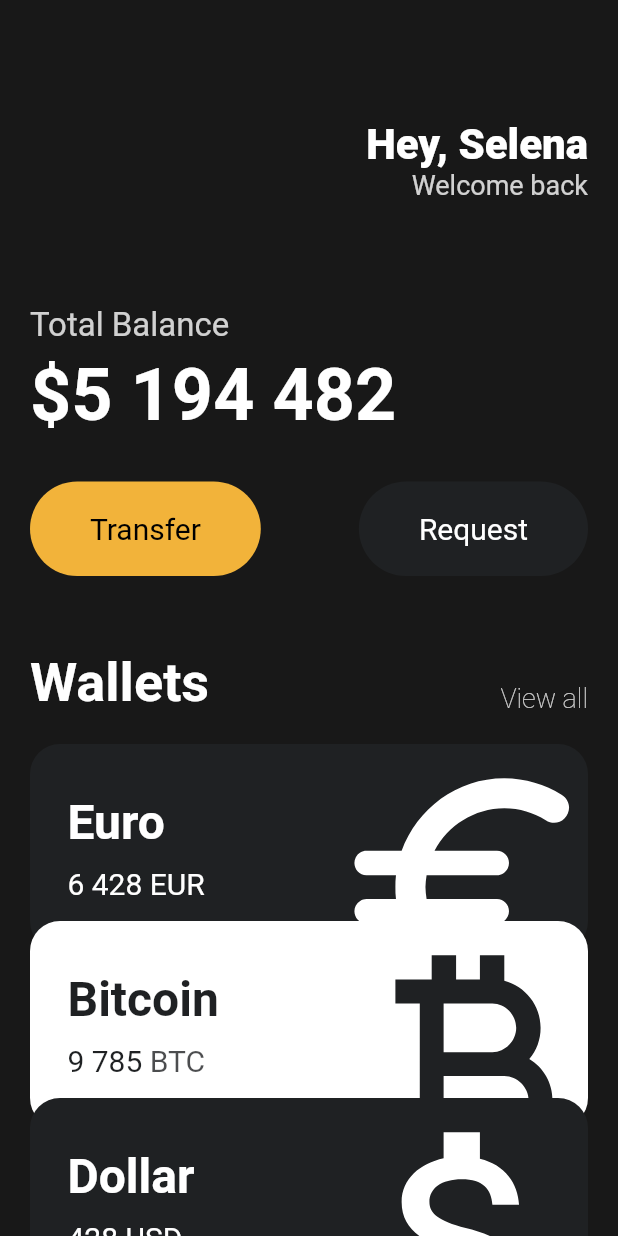
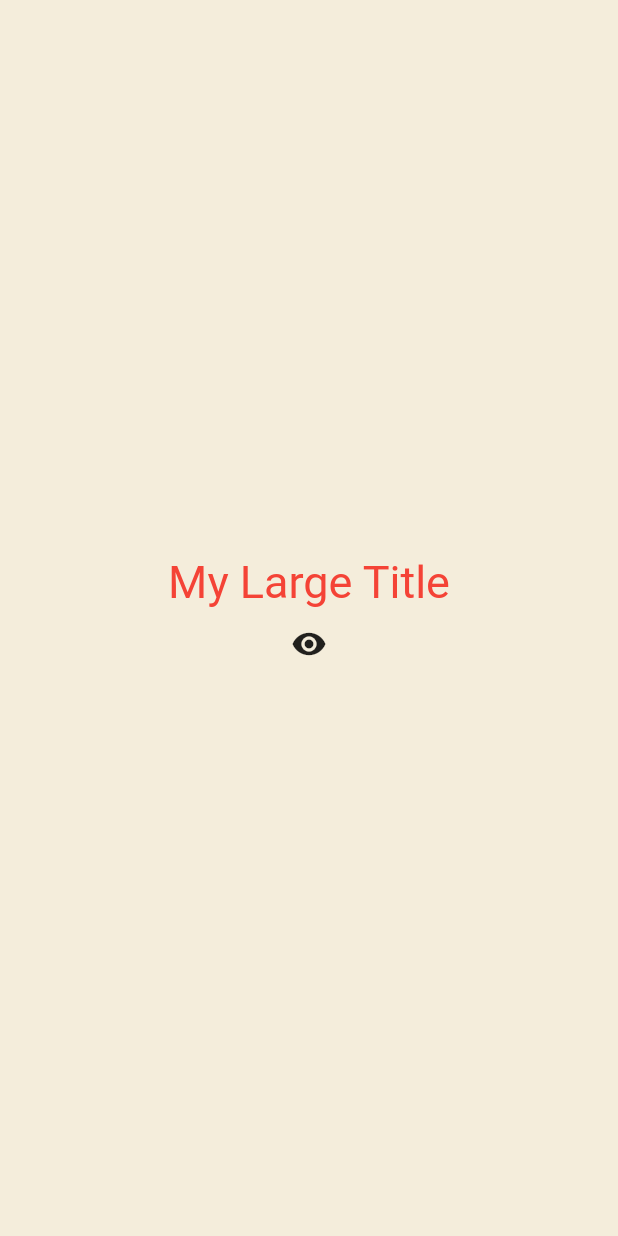
Before and after one commit to JinsooLee-Testing/toonflix, a Flutter app: the screen it shows after launch, on a phone screen of 412 x 824 dp. Run offline on Flutter 3.47's test engine with Material 2 defaults, Android fonts, the phone set to English and light mode, and no system bars.

Commit message:
flutter lifecycle

```diff
--- a/lib/main.dart
+++ b/lib/main.dart
@@ -1,8 +1,93 @@
 import 'package:flutter/material.dart';
-import 'package:toonflix/widgets/button.dart';
-import 'package:toonflix/widgets/currency_card.dart';
+// import 'package:toonflix/widgets/button.dart';
+// import 'package:toonflix/widgets/currency_card.dart';
 
-class Player {
+void main() {
+  runApp(const App());
+}
+
+class App extends StatefulWidget {
+  const App({super.key});
+
+  @override
+  State<App> createState() => _AppState();
+}
+
+class _AppState extends State<App> {
+  bool showTitle = true;
+
+  void toggleTitle() {
+    setState(() {
+      showTitle = !showTitle;
+    });
+  }
+
+  @override
+  Widget build(BuildContext context) {
+    return MaterialApp(
+      theme: ThemeData(
+        textTheme: const TextTheme(
+          titleLarge: TextStyle(
+            color: Colors.red,
+          ),
+        ),
+      ),
+      home: Scaffold(
+        backgroundColor: const Color(0xFFF4EDDB),
+        body: Center(
+          child: Column(
+            mainAxisAlignment: MainAxisAlignment.center,
+            children: [
+              showTitle ? const MyLargeTitle() : const Text('Noting to see'),
+              IconButton(
+                  onPressed: toggleTitle,
+                  icon: const Icon(Icons.remove_red_eye)),
+            ],
+          ),
+        ),
+      ),
+    );
+  }
+}
+
+class MyLargeTitle extends StatefulWidget {
+  const MyLargeTitle({
+    super.key,
+  });
+
+  @override
+  State<MyLargeTitle> createState() => _MyLargeTitleState();
+}
+
+class _MyLargeTitleState extends State<MyLargeTitle> {
+  @override
+  void initState() {
+    // TODO: implement initState
+    super.initState();
+    print('initstate!');
+  }
+
+  @override
+  void dispose() {
+    // TODO: implement dispose
+    super.dispose();
+    print('dispose!');
+  }
+
+  @override
+  Widget build(BuildContext context) {
+    print('Build!');
+    return Text(
+      'My Large Title',
+      style: TextStyle(
+        fontSize: 30,
+        color: Theme.of(context).textTheme.titleLarge?.color,
+      ),
+    );
+  }
+}
+
+/* class Player {
   String? name;
 
   Player({required this.name});
@@ -154,4 +239,4 @@ class App extends StatelessWidget {
       ),
     );
   }
-}
+} */
```
